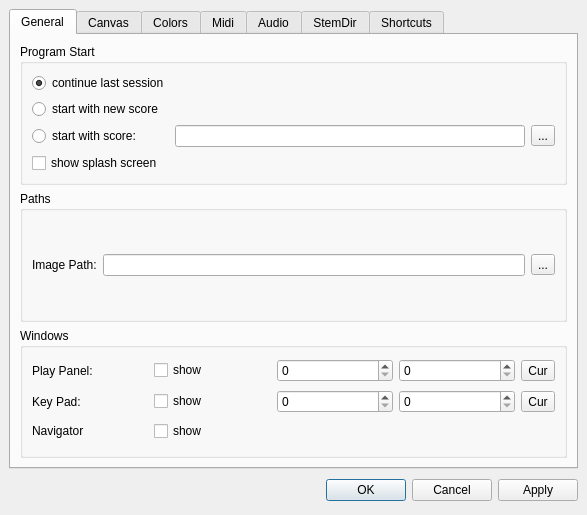
musescore/musescore-old, file mscore/mscore/prefsdialog.ui: the form before one commit.
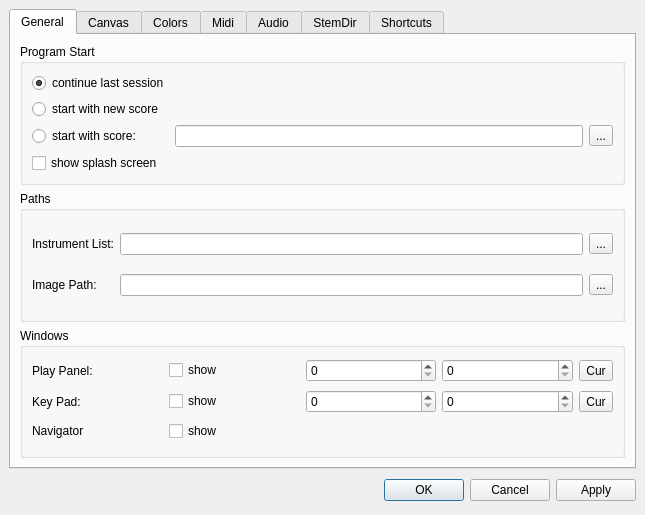
The form after the commit. Icons and pictures are not drawn. Custom widgets are drawn as their Qt base class.

Diff of the .ui file:
```diff
--- a/mscore/mscore/prefsdialog.ui
+++ b/mscore/mscore/prefsdialog.ui
@@ -5,7 +5,7 @@
    <rect>
     <x>0</x>
     <y>0</y>
-    <width>587</width>
+    <width>645</width>
     <height>515</height>
    </rect>
   </property>
@@ -34,14 +34,6 @@
       <number>0</number>
      </property>
      <widget class="QWidget" name="tab" >
-      <property name="geometry" >
-       <rect>
-        <x>0</x>
-        <y>0</y>
-        <width>565</width>
-        <height>421</height>
-       </rect>
-      </property>
       <attribute name="title" >
        <string>General</string>
       </attribute>
@@ -163,24 +155,43 @@
           <property name="verticalSpacing" >
            <number>6</number>
           </property>
-          <item row="0" column="0" >
+          <item row="1" column="0" >
            <widget class="QLabel" name="label_9" >
             <property name="text" >
              <string>Image Path:</string>
             </property>
            </widget>
           </item>
-          <item row="0" column="1" >
+          <item row="1" column="1" >
            <widget class="QLineEdit" name="imagePath" />
           </item>
-          <item row="0" column="2" >
+          <item row="1" column="2" >
            <widget class="QToolButton" name="imagePathButton" >
             <property name="text" >
              <string>...</string>
             </property>
             <property name="icon" >
-             <iconset resource="mscore.qrc" >
-              <normaloff>:/data/fileopen.svg</normaloff>:/data/fileopen.svg</iconset>
+             <iconset resource="mscore.qrc" >:/data/fileopen.svg</iconset>
+            </property>
+           </widget>
+          </item>
+          <item row="0" column="0" >
+           <widget class="QLabel" name="label_26" >
+            <property name="text" >
+             <string>Instrument List:</string>
+            </property>
+           </widget>
+          </item>
+          <item row="0" column="1" >
+           <widget class="QLineEdit" name="instrumentList" />
+          </item>
+          <item row="0" column="2" >
+           <widget class="QToolButton" name="instrumentListButton" >
+            <property name="text" >
+             <string>...</string>
+            </property>
+            <property name="icon" >
+             <iconset resource="mscore.qrc" >:/data/fileopen.svg</iconset>
             </property>
            </widget>
           </item>
@@ -1705,7 +1716,7 @@
         <enum>Qt::Horizontal</enum>
        </property>
        <property name="standardButtons" >
-        <set>QDialogButtonBox::Apply|QDialogButtonBox::Cancel|QDialogButtonBox::Ok</set>
+        <set>QDialogButtonBox::Apply|QDialogButtonBox::Cancel|QDialogButtonBox::NoButton|QDialogButtonBox::Ok</set>
        </property>
       </widget>
      </item>
```
Left out of the diff: 77 changed lines with no effect on the pictures.
